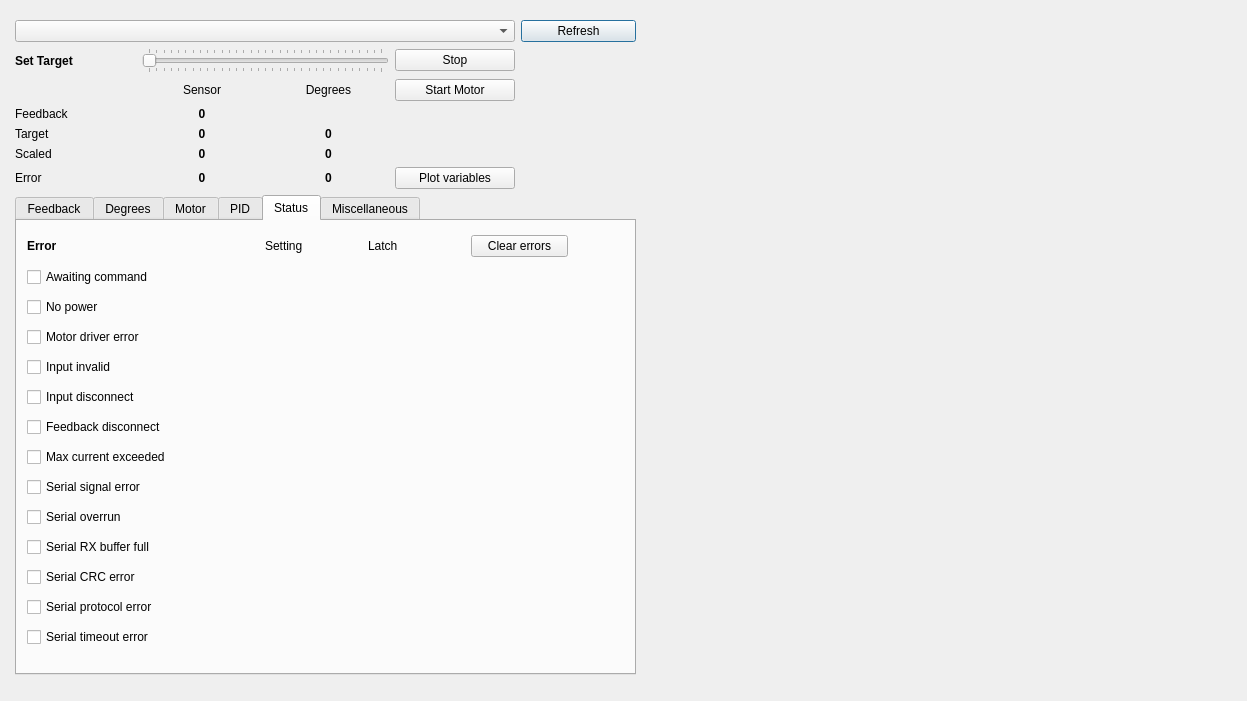
Before: the Qt Designer form jrk/usbjrkdialog.ui in poes-weather/Sensor-Benchmark, drawn with Qt 5.
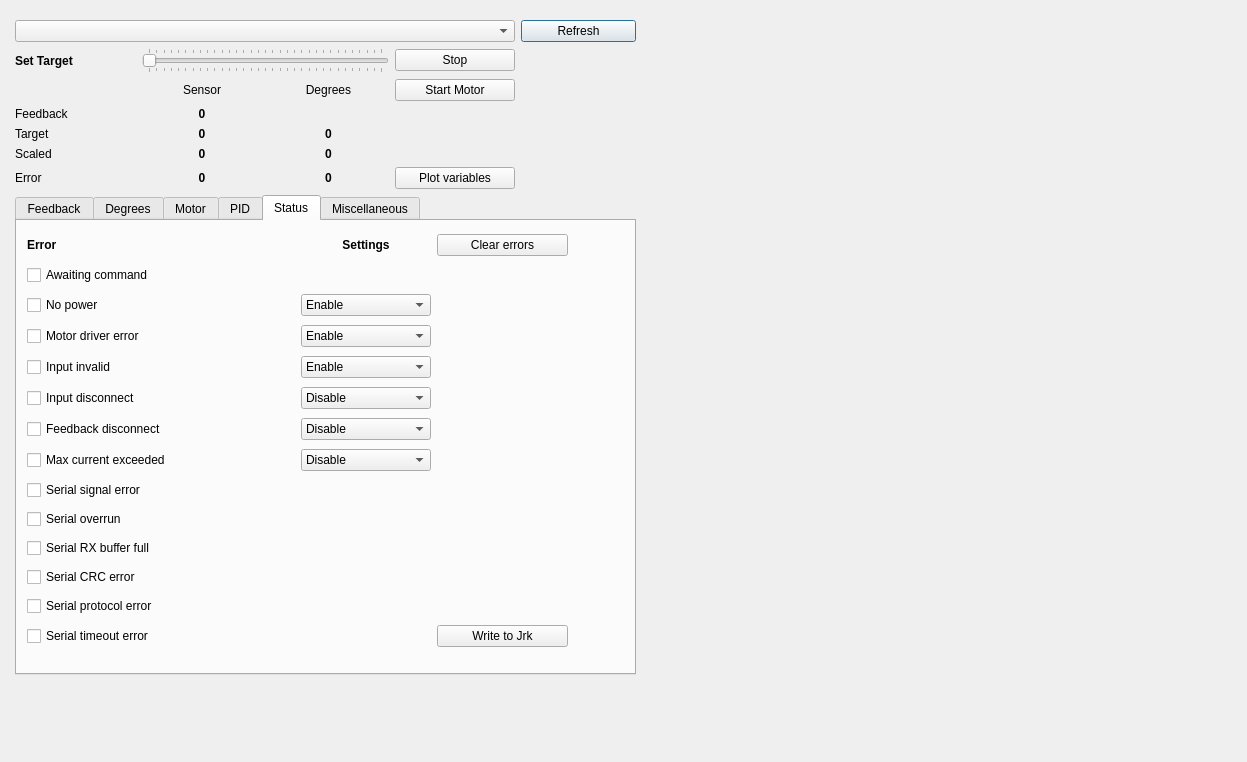
After: the same form once the commit is applied. The open tabs and pages were chosen to show the change.

Commit message: Added Jrk error settings configuration

Patch:
```diff
--- a/jrk/usbjrkdialog.ui
+++ b/jrk/usbjrkdialog.ui
@@ -7,7 +7,7 @@
     <x>0</x>
     <y>0</y>
     <width>1247</width>
-    <height>701</height>
+    <height>762</height>
    </rect>
   </property>
   <property name="windowTitle">
@@ -1175,7 +1175,7 @@
           <x>10</x>
           <y>10</y>
           <width>541</width>
-          <height>426</height>
+          <height>428</height>
          </rect>
         </property>
         <layout class="QGridLayout" name="gridLayout_6">
@@ -1194,15 +1194,17 @@
          </item>
          <item row="1" column="2">
           <widget class="QLabel" name="label_41">
-           <property name="text">
-            <string>Setting</string>
+           <property name="font">
+            <font>
+             <weight>75</weight>
+             <bold>true</bold>
+            </font>
            </property>
-          </widget>
-         </item>
-         <item row="1" column="3">
-          <widget class="QLabel" name="label_42">
            <property name="text">
-            <string>Latch</string>
+            <string>Settings</string>
+           </property>
+           <property name="alignment">
+            <set>Qt::AlignCenter</set>
            </property>
           </widget>
          </item>
@@ -1303,13 +1305,119 @@
            </property>
           </widget>
          </item>
-         <item row="1" column="4">
+         <item row="1" column="3">
           <widget class="QPushButton" name="clrerrorsBtn">
            <property name="text">
             <string>Clear errors</string>
            </property>
           </widget>
          </item>
+         <item row="7" column="2">
+          <widget class="QComboBox" name="err_fbdisconnectCb">
+           <item>
+            <property name="text">
+             <string>Disable</string>
+            </property>
+           </item>
+           <item>
+            <property name="text">
+             <string>Enable</string>
+            </property>
+           </item>
+           <item>
+            <property name="text">
+             <string>Latch</string>
+            </property>
+           </item>
+          </widget>
+         </item>
+         <item row="8" column="2">
+          <widget class="QComboBox" name="err_currentCb">
+           <item>
+            <property name="text">
+             <string>Disable</string>
+            </property>
+           </item>
+           <item>
+            <property name="text">
+             <string>Enable</string>
+            </property>
+           </item>
+           <item>
+            <property name="text">
+             <string>Latch</string>
+            </property>
+           </item>
+          </widget>
+         </item>
+         <item row="6" column="2">
+          <widget class="QComboBox" name="err_inputdisconnectCb">
+           <item>
+            <property name="text">
+             <string>Disable</string>
+            </property>
+           </item>
+           <item>
+            <property name="text">
+             <string>Enable</string>
+            </property>
+           </item>
+           <item>
+            <property name="text">
+             <string>Latch</string>
+            </property>
+           </item>
+          </widget>
+         </item>
+         <item row="5" column="2">
+          <widget class="QComboBox" name="err_inputinvalidCb">
+           <item>
+            <property name="text">
+             <string>Enable</string>
+            </property>
+           </item>
+           <item>
+            <property name="text">
+             <string>Latch</string>
+            </property>
+           </item>
+          </widget>
+         </item>
+         <item row="4" column="2">
+          <widget class="QComboBox" name="err_motordrvCb">
+           <item>
+            <property name="text">
+             <string>Enable</string>
+            </property>
+           </item>
+           <item>
+            <property name="text">
+             <string>Latch</string>
+            </property>
+           </item>
+          </widget>
+         </item>
+         <item row="3" column="2">
+          <widget class="QComboBox" name="err_powerCb">
+           <item>
+            <property name="text">
+             <string>Enable</string>
+            </property>
+           </item>
+           <item>
+            <property name="text">
+             <string>Latch</string>
+            </property>
+           </item>
+          </widget>
+         </item>
+         <item row="14" column="3">
+          <widget class="QPushButton" name="writeErrorsButton">
+           <property name="text">
+            <string>Write to Jrk</string>
+           </property>
+          </widget>
+         </item>
         </layout>
        </widget>
       </widget>
```
Left out of the diff: 7 changed lines with no effect on the pictures. The commit also changes 3 other files.
